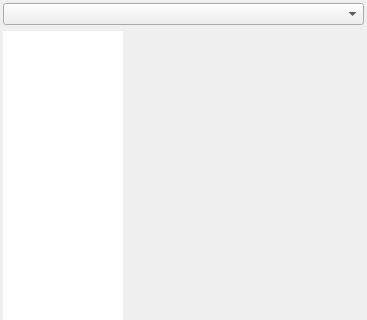
qgis/QGIS, file src/ui/qgsmapstylingwidgetbase.ui: the form before one commit; both pictures show x 0 to 367 and y 0 to 320 of the 367 by 466 pixel window.
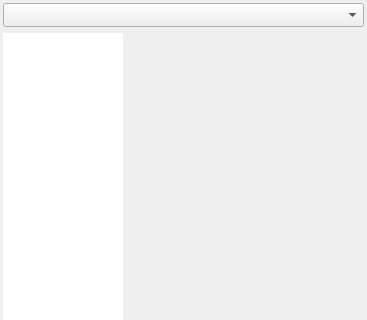
The form after the commit. Icons and pictures are not drawn. Custom widgets are drawn as their Qt base class.

The edit to the form file:
```diff
--- a/src/ui/qgsmapstylingwidgetbase.ui
+++ b/src/ui/qgsmapstylingwidgetbase.ui
@@ -76,7 +76,7 @@
             </sizepolicy>
            </property>
            <property name="sizeAdjustPolicy">
-            <enum>QComboBox::AdjustToMinimumContentsLength</enum>
+            <enum>QComboBox::AdjustToMinimumContentsLengthWithIcon</enum>
            </property>
           </widget>
          </item>
```
